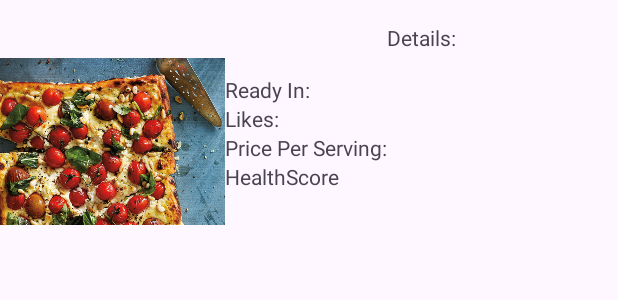
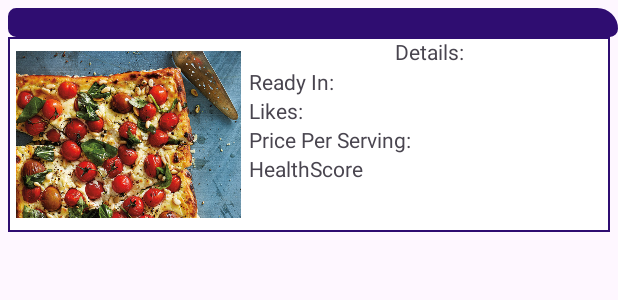
Before and after one commit to tlyrag/F23_3175_G10_WhataFridge, an Android app: the layout recipe_displayer_layout.xml on its own in the app's theme, with its tools: preview values and no code run, on a phone screen of 412 x 824 dp. Shown: the top 300 px of the screen. Run offline under Robolectric (Android 15) with nearby library versions, the phone set to English and light mode, and no system bars.

Commit message:
Fixing Displayer Layout

```diff
--- a/WhatAFridge/app/src/main/res/layout/recipe_displayer_layout.xml
+++ b/WhatAFridge/app/src/main/res/layout/recipe_displayer_layout.xml
@@ -6,40 +6,60 @@
     android:layout_height="match_parent">
 
     <LinearLayout
+        android:id="@+id/linearLayout4"
         android:layout_width="0dp"
-        android:layout_height="175dp"
-        android:orientation="horizontal"
+        android:layout_height="wrap_content"
+        android:orientation="vertical"
         app:layout_constraintEnd_toEndOf="parent"
         app:layout_constraintStart_toStartOf="parent"
         app:layout_constraintTop_toTopOf="parent">
 
-        <LinearLayout
-            android:layout_width="wrap_content"
-            android:layout_height="wrap_content"
-            android:orientation="vertical">
-
         <TextView
             android:id="@+id/textViewRecipeName"
             android:layout_width="match_parent"
-                android:layout_height="wrap_content"
-                android:gravity="center" />
+            android:layout_height="match_parent"
+            android:layout_marginLeft="5dp"
+            android:layout_marginTop="5dp"
+            android:background="@drawable/card_header"
+            android:backgroundTint="#2F0D71"
+            android:gravity="center_horizontal"
+            android:shadowColor="#2F0D71"
+            android:shadowDx="-5"
+            android:shadowDy="5"
+            android:shadowRadius="5"
+            android:textColor="@color/white"
+            android:textSize="14sp" />
+
+    </LinearLayout>
+
+    <LinearLayout
+        android:layout_width="0dp"
+        android:layout_height="130dp"
+        android:layout_marginLeft="5dp"
+        android:layout_marginRight="5dp"
+        android:background="@drawable/card_stroke"
+        android:orientation="horizontal"
+        app:layout_constraintEnd_toEndOf="parent"
+        app:layout_constraintStart_toStartOf="parent"
+        app:layout_constraintTop_toBottomOf="@+id/linearLayout4">
 
         <ImageView
             android:id="@+id/imageViewRecipeImg"
             android:layout_width="150dp"
-                android:layout_height="150dp"
+            android:layout_height="130dp"
+            android:layout_marginLeft="5dp"
             app:srcCompat="@drawable/random_recipe" />
-        </LinearLayout>
 
         <LinearLayout
             android:layout_width="match_parent"
-            android:layout_height="match_parent"
+            android:layout_height="wrap_content"
+            android:layout_marginLeft="5dp"
             android:orientation="vertical">
 
             <TextView
                 android:id="@+id/textViewTitle"
                 android:layout_width="match_parent"
-                android:layout_height="50dp"
+                android:layout_height="20dp"
                 android:gravity="center"
                 android:text="@string/txtViewRecipeTitle" />
 
```
Lines whose indentation alone changed are shown as unchanged.
